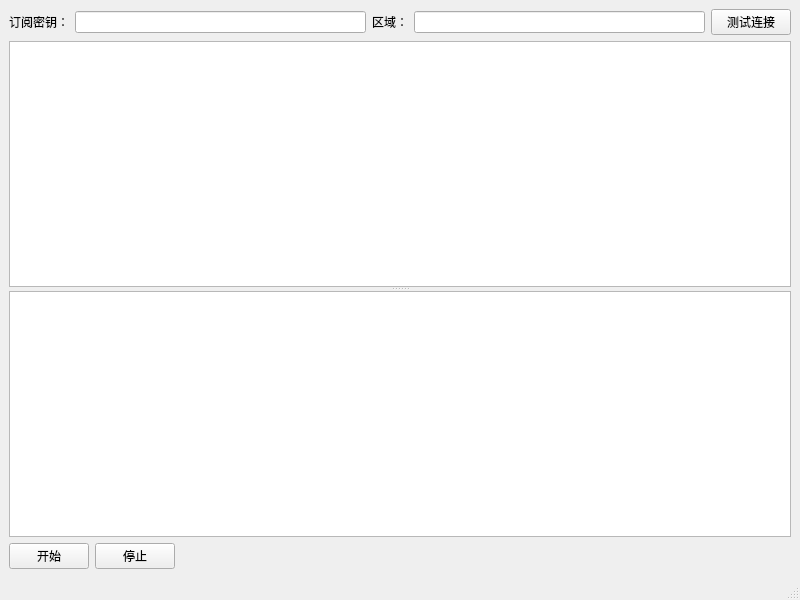
First picture: the form in src/mainwindow.ui, repository SwartzMss/MeetingAssistant, before the edit.
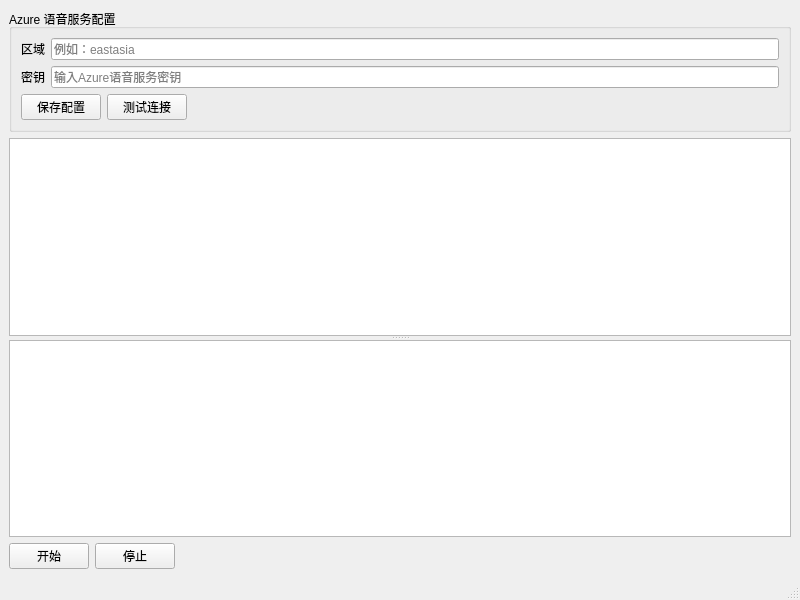
Second picture: the form after the edit.

What changed in the file:
```diff
--- a/src/mainwindow.ui
+++ b/src/mainwindow.ui
@@ -16,26 +16,54 @@
   <widget class="QWidget" name="centralwidget">
    <layout class="QVBoxLayout" name="verticalLayout">
     <item>
-     <layout class="QHBoxLayout" name="horizontalLayout">
+     <widget class="QGroupBox" name="groupBox">
+      <property name="title">
+       <string>Azure 语音服务配置</string>
+      </property>
+      <layout class="QVBoxLayout" name="verticalLayout">
       <item>
+        <layout class="QFormLayout" name="formLayout">
+         <item row="0" column="0">
        <widget class="QLabel" name="label">
         <property name="text">
-         <string>订阅密钥：</string>
+            <string>区域</string>
         </property>
        </widget>
       </item>
-      <item>
-       <widget class="QLineEdit" name="appIdInput"/>
-      </item>
-      <item>
+         <item row="0" column="1">
+          <widget class="QLineEdit" name="regionEdit">
+           <property name="placeholderText">
+            <string>例如：eastasia</string>
+           </property>
+          </widget>
+         </item>
+         <item row="1" column="0">
        <widget class="QLabel" name="label_2">
         <property name="text">
-         <string>区域：</string>
+            <string>密钥</string>
         </property>
        </widget>
       </item>
+         <item row="1" column="1">
+          <widget class="QLineEdit" name="keyEdit">
+           <property name="echoMode">
+            <enum>QLineEdit::Password</enum>
+           </property>
+           <property name="placeholderText">
+            <string>输入Azure语音服务密钥</string>
+           </property>
+          </widget>
+         </item>
+        </layout>
+       </item>
       <item>
-       <widget class="QLineEdit" name="regionInput"/>
+        <layout class="QHBoxLayout" name="horizontalLayout">
+         <item>
+          <widget class="QPushButton" name="saveConfigButton">
+           <property name="text">
+            <string>保存配置</string>
+           </property>
+          </widget>
       </item>
       <item>
        <widget class="QPushButton" name="testConnectionButton">
@@ -44,7 +72,23 @@
         </property>
        </widget>
       </item>
-     </layout>
+         <item>
+          <spacer name="horizontalSpacer">
+           <property name="orientation">
+            <enum>Qt::Horizontal</enum>
+           </property>
+           <property name="sizeHint" stdset="0">
+            <size>
+             <width>40</width>
+             <height>20</height>
+            </size>
+           </property>
+          </spacer>
+         </item>
+        </layout>
+       </item>
+      </layout>
+     </widget>
     </item>
     <item>
      <widget class="QSplitter" name="splitter">
```
Left out of the diff: 2 changed lines with no effect on the pictures. Lines whose indentation alone changed are shown as unchanged.
